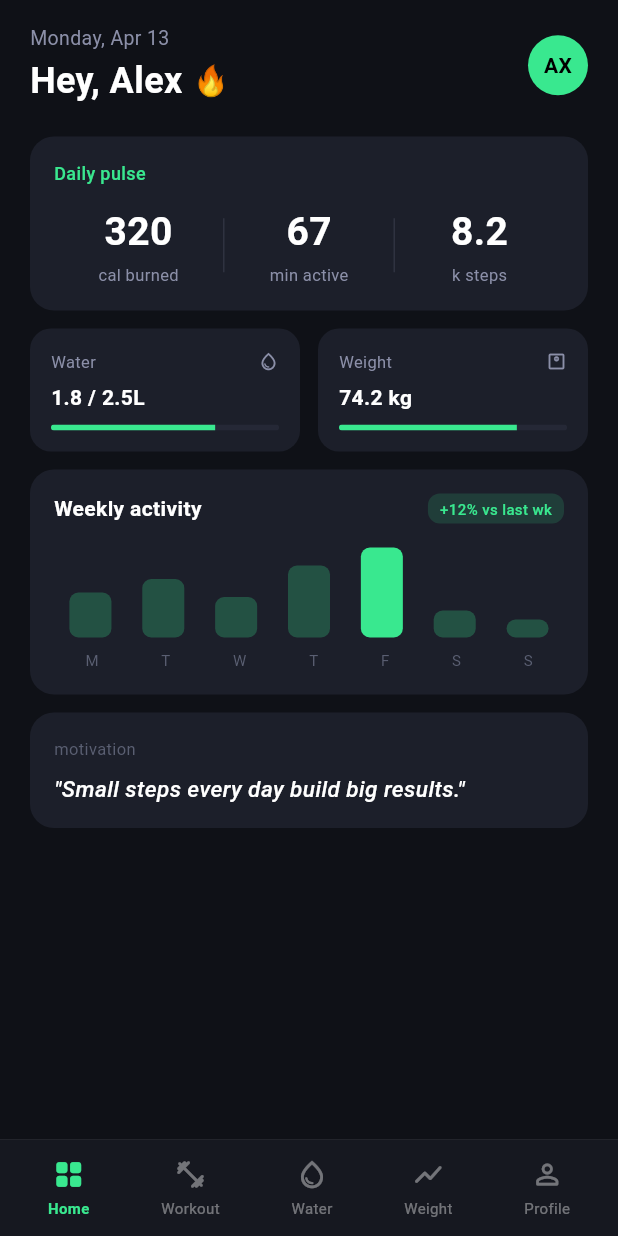
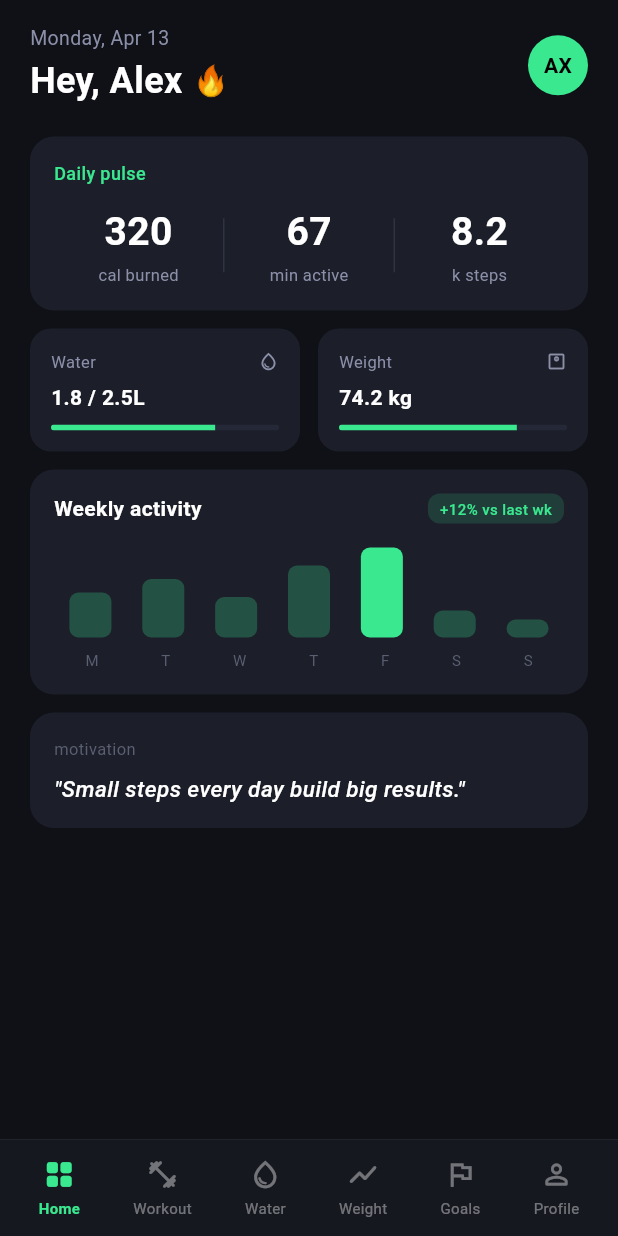
Before and after one commit to ilyskhn/fitness_tracker, a Flutter app: the screen it shows after launch, on a phone screen of 412 x 824 dp. Run offline on Flutter 3.47's test engine with Material 3 defaults, Android fonts, the phone set to English and light mode, and no system bars; Roboto replaces fonts that are missing (SF Pro Display).

Commit message:
Initial commit

```diff
--- a/lib/main.dart
+++ b/lib/main.dart
@@ -65,7 +65,9 @@ class _MainNavigatorState extends State<MainNavigator> {
   }
 
   Widget _buildBottomNav() {
-    final isDark = _currentIndex != 2; // Water screen is light
+
+    final isDark = _currentIndex != 2 && _currentIndex != 4;
+
     return Container(
       decoration: BoxDecoration(
         color: isDark ? AppTheme.darkSurface : Colors.white,
@@ -88,7 +90,8 @@ class _MainNavigatorState extends State<MainNavigator> {
               _navItem(1, Icons.fitness_center_rounded, 'Workout', isDark),
               _navItem(2, Icons.water_drop_outlined, 'Water', isDark),
               _navItem(3, Icons.show_chart_rounded, 'Weight', isDark),
-              _navItem(4, Icons.person_outline_rounded, 'Profile', isDark),
+              _navItem(4, Icons.flag_outlined, 'Goals', isDark),        // ✅ Fix Bug 1
+              _navItem(5, Icons.person_outline_rounded, 'Profile', isDark), // ✅ Fix Bug 1
             ],
           ),
         ),
```
